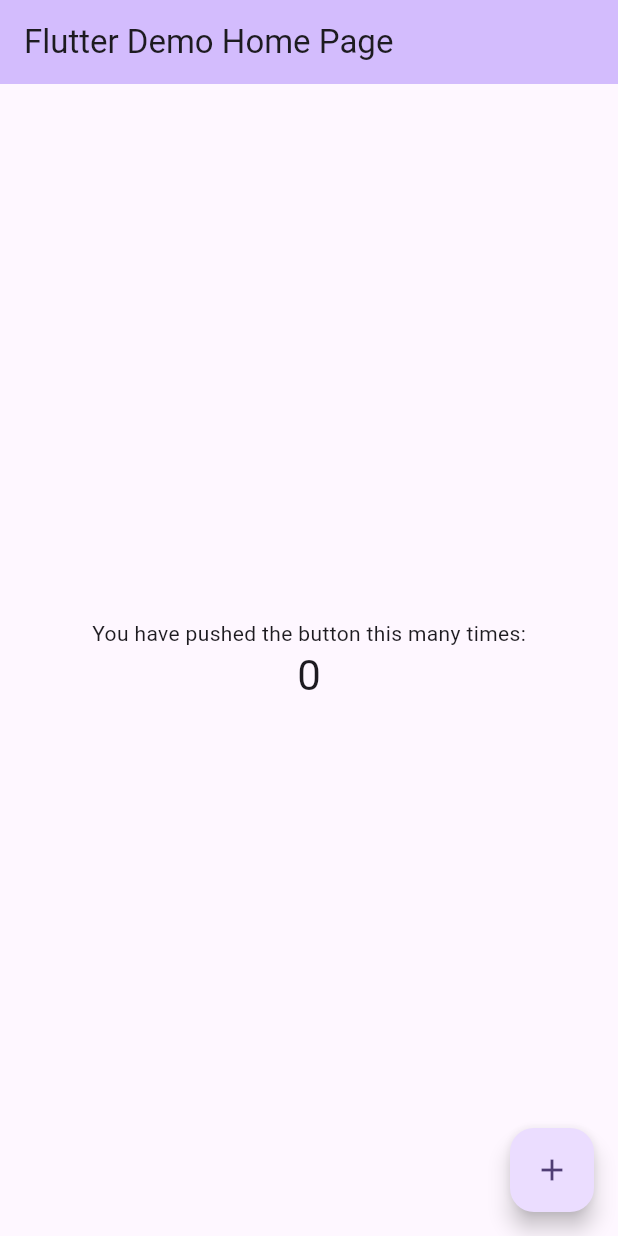
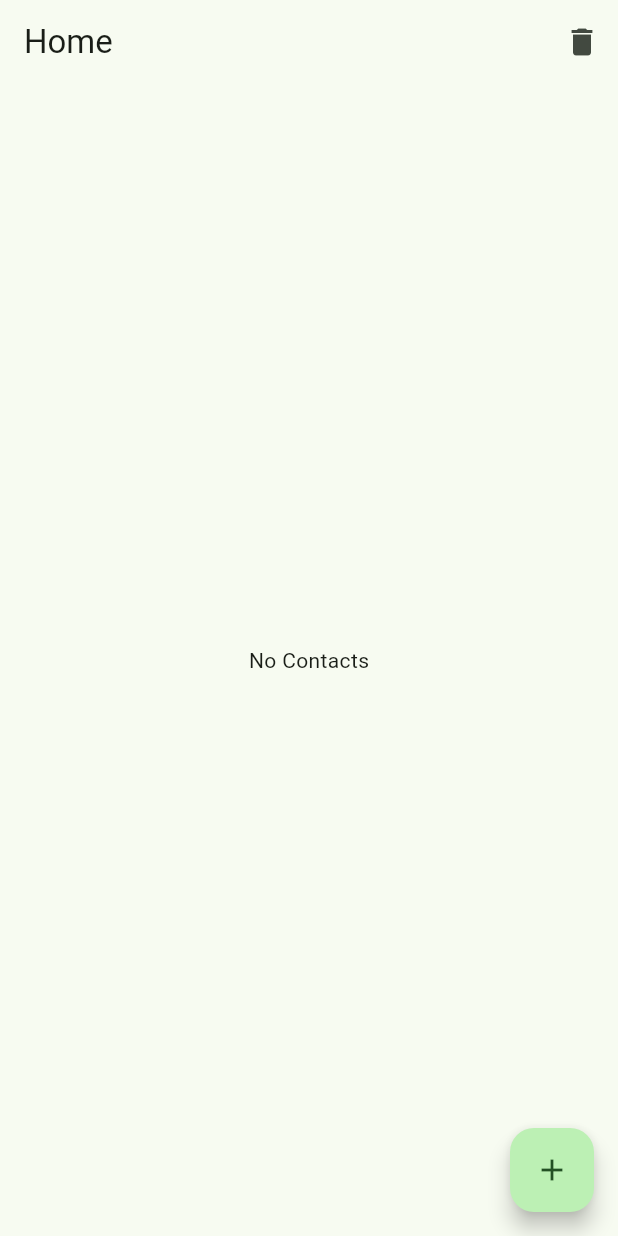
Before and after one commit to nekoto-kun/ppb_tutorial, a Flutter app: the screen it shows after launch, on a phone screen of 412 x 824 dp. Run offline on Flutter 3.47's test engine with Material 2 defaults, Android fonts, the phone set to English and light mode, and no system bars.

Commit message:
Add provider example

```diff
--- a/lib/main.dart
+++ b/lib/main.dart
@@ -1,125 +1,29 @@
 import 'package:flutter/material.dart';
+import 'package:ppb_tutorial/providers/contact_provider.dart';
+import 'package:ppb_tutorial/screens/home_screen.dart';
+import 'package:provider/provider.dart';
 
 void main() {
-  runApp(const MyApp());
+  runApp(
+    ChangeNotifierProvider(
+      create: (context) => ContactProvider(),
+      child: const MyApp(),
+    ),
+  );
 }
 
 class MyApp extends StatelessWidget {
   const MyApp({super.key});
 
-  // This widget is the root of your application.
   @override
   Widget build(BuildContext context) {
     return MaterialApp(
       title: 'Flutter Demo',
       theme: ThemeData(
-        // This is the theme of your application.
-        //
-        // TRY THIS: Try running your application with "flutter run". You'll see
-        // the application has a blue toolbar. Then, without quitting the app,
-        // try changing the seedColor in the colorScheme below to Colors.green
-        // and then invoke "hot reload" (save your changes or press the "hot
-        // reload" button in a Flutter-supported IDE, or press "r" if you used
-        // the command line to start the app).
-        //
-        // Notice that the counter didn't reset back to zero; the application
-        // state is not lost during the reload. To reset the state, use hot
-        // restart instead.
-        //
-        // This works for code too, not just values: Most code changes can be
-        // tested with just a hot reload.
-        colorScheme: ColorScheme.fromSeed(seedColor: Colors.deepPurple),
+        colorScheme: ColorScheme.fromSeed(seedColor: Colors.green),
         useMaterial3: true,
       ),
-      home: const MyHomePage(title: 'Flutter Demo Home Page'),
+      home: const HomeScreen(),
     );
   }
 }
-
-class MyHomePage extends StatefulWidget {
-  const MyHomePage({super.key, required this.title});
-
-  // This widget is the home page of your application. It is stateful, meaning
-  // that it has a State object (defined below) that contains fields that affect
-  // how it looks.
-
-  // This class is the configuration for the state. It holds the values (in this
-  // case the title) provided by the parent (in this case the App widget) and
-  // used by the build method of the State. Fields in a Widget subclass are
-  // always marked "final".
-
-  final String title;
-
-  @override
-  State<MyHomePage> createState() => _MyHomePageState();
-}
-
-class _MyHomePageState extends State<MyHomePage> {
-  int _counter = 0;
-
-  void _incrementCounter() {
-    setState(() {
-      // This call to setState tells the Flutter framework that something has
-      // changed in this State, which causes it to rerun the build method below
-      // so that the display can reflect the updated values. If we changed
-      // _counter without calling setState(), then the build method would not be
-      // called again, and so nothing would appear to happen.
-      _counter++;
-    });
-  }
-
-  @override
-  Widget build(BuildContext context) {
-    // This method is rerun every time setState is called, for instance as done
-    // by the _incrementCounter method above.
-    //
-    // The Flutter framework has been optimized to make rerunning build methods
-    // fast, so that you can just rebuild anything that needs updating rather
-    // than having to individually change instances of widgets.
-    return Scaffold(
-      appBar: AppBar(
-        // TRY THIS: Try changing the color here to a specific color (to
-        // Colors.amber, perhaps?) and trigger a hot reload to see the AppBar
-        // change color while the other colors stay the same.
-        backgroundColor: Theme.of(context).colorScheme.inversePrimary,
-        // Here we take the value from the MyHomePage object that was created by
-        // the App.build method, and use it to set our appbar title.
-        title: Text(widget.title),
-      ),
-      body: Center(
-        // Center is a layout widget. It takes a single child and positions it
-        // in the middle of the parent.
-        child: Column(
-          // Column is also a layout widget. It takes a list of children and
-          // arranges them vertically. By default, it sizes itself to fit its
-          // children horizontally, and tries to be as tall as its parent.
-          //
-          // Column has various properties to control how it sizes itself and
-          // how it positions its children. Here we use mainAxisAlignment to
-          // center the children vertically; the main axis here is the vertical
-          // axis because Columns are vertical (the cross axis would be
-          // horizontal).
-          //
-          // TRY THIS: Invoke "debug painting" (choose the "Toggle Debug Paint"
-          // action in the IDE, or press "p" in the console), to see the
-          // wireframe for each widget.
-          mainAxisAlignment: MainAxisAlignment.center,
-          children: <Widget>[
-            const Text(
-              'You have pushed the button this many times:',
-            ),
-            Text(
-              '$_counter',
-              style: Theme.of(context).textTheme.headlineMedium,
-            ),
-          ],
-        ),
-      ),
-      floatingActionButton: FloatingActionButton(
-        onPressed: _incrementCounter,
-        tooltip: 'Increment',
-        child: const Icon(Icons.add),
-      ), // This trailing comma makes auto-formatting nicer for build methods.
-    );
-  }
-}
--- /dev/null
+++ b/lib/models/contact.dart
@@ -0,0 +1,28 @@
+class Contact {
+  int id;
+  String name;
+  String email;
+  String phone;
+
+  Contact({
+    required this.id,
+    required this.name,
+    required this.email,
+    required this.phone,
+  });
+
+  Contact.fromJson(Map<String, dynamic> json)
+      : id = json['id'],
+        name = json['name'],
+        email = json['email'],
+        phone = json['phone'];
+
+  Map<String, dynamic> toJson() {
+    return {
+      'id': id,
+      'name': name,
+      'email': email,
+      'phone': phone,
+    };
+  }
+}
--- /dev/null
+++ b/lib/providers/contact_provider.dart
@@ -0,0 +1,29 @@
+import 'package:flutter/material.dart';
+import 'package:ppb_tutorial/models/contact.dart';
+
+class ContactProvider extends ChangeNotifier {
+  final List<Contact> _contacts = [];
+
+  List<Contact> get contacts => _contacts;
+
+  void addContact(Contact contact) {
+    _contacts.add(contact);
+    notifyListeners();
+  }
+
+  void editContact(Contact contact) {
+    final index = _contacts.indexWhere((element) => element.id == contact.id);
+    _contacts[index] = contact;
+    notifyListeners();
+  }
+
+  void removeContact(Contact contact) {
+    _contacts.remove(contact);
+    notifyListeners();
+  }
+
+  void clearContacts() {
+    _contacts.clear();
+    notifyListeners();
+  }
+}
--- /dev/null
+++ b/lib/screens/home_screen.dart
@@ -0,0 +1,74 @@
+import 'package:flutter/material.dart';
+import 'package:ppb_tutorial/providers/contact_provider.dart';
+import 'package:ppb_tutorial/screens/add_edit_contact_screen.dart';
+import 'package:provider/provider.dart';
+
+class HomeScreen extends StatelessWidget {
+  const HomeScreen({Key? key}) : super(key: key);
+
+  @override
+  Widget build(BuildContext context) {
+    return Scaffold(
+      appBar: AppBar(
+        title: const Text('Home'),
+        actions: [
+          IconButton(
+            icon: const Icon(Icons.delete),
+            onPressed: () {
+              context.read<ContactProvider>().clearContacts();
+            },
+          ),
+        ],
+      ),
+      floatingActionButton: FloatingActionButton(
+        onPressed: () {
+          Navigator.push(
+            context,
+            MaterialPageRoute(
+              builder: (context) => const AddEditContactScreen(),
+            ),
+          );
+        },
+        child: const Icon(Icons.add),
+      ),
+      body: Consumer<ContactProvider>(
+        builder: (context, provider, child) {
+          if (provider.contacts.isEmpty) {
+            return const Center(
+              child: Text('No Contacts'),
+            );
+          }
+
+          return ListView.builder(
+            itemCount: provider.contacts.length,
+            itemBuilder: (context, index) {
+              final contact = provider.contacts[index];
+              return ListTile(
+                title: Text(contact.name),
+                subtitle: Text(contact.email),
+                leading: CircleAvatar(
+                  child: Text(contact.name[0].toUpperCase()),
+                ),
+                onTap: () {
+                  Navigator.push(
+                    context,
+                    MaterialPageRoute(
+                      builder: (context) => const AddEditContactScreen(),
+                      settings: RouteSettings(arguments: contact),
+                    ),
+                  );
+                },
+                trailing: IconButton(
+                  icon: const Icon(Icons.delete),
+                  onPressed: () {
+                    provider.removeContact(contact);
+                  },
+                ),
+              );
+            },
+          );
+        },
+      ),
+    );
+  }
+}
```
Also changed, not shown: lib/screens/add_edit_contact_screen.dart (added, +82 -0 lines), pubspec.yaml (+3 -4 lines), pubspec.lock.
